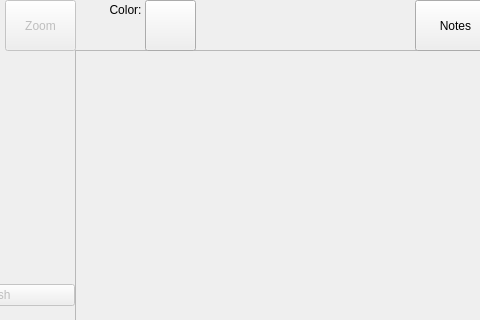
This is src/mainwindow.ui in robedpixel/SmartMonitor-Python as Qt 5 draws it before an edit; both pictures show x 85 to 565 and y 0 to 320 of the 800 by 600 pixel window. The edited form follows.
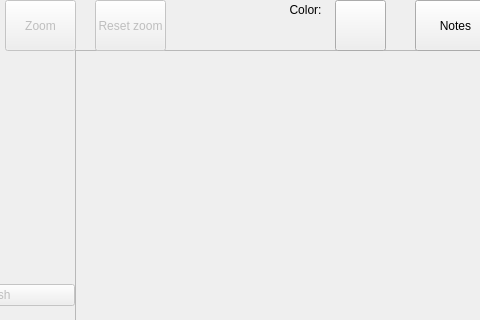
This is the edited form.

Commit message: added zoom function, has bugs

The edit to the form file:
```diff
--- a/src/mainwindow.ui
+++ b/src/mainwindow.ui
@@ -113,7 +113,7 @@
    <widget class="QLabel" name="label">
     <property name="geometry">
      <rect>
-      <x>190</x>
+      <x>370</x>
       <y>0</y>
       <width>41</width>
       <height>20</height>
@@ -129,7 +129,7 @@
    <widget class="QPushButton" name="brushcolorButton">
     <property name="geometry">
      <rect>
-      <x>230</x>
+      <x>420</x>
       <y>0</y>
       <width>51</width>
       <height>51</height>
@@ -168,6 +168,22 @@
      <string>Save File</string>
     </property>
    </widget>
+   <widget class="QPushButton" name="resetZoomButton">
+    <property name="enabled">
+     <bool>false</bool>
+    </property>
+    <property name="geometry">
+     <rect>
+      <x>180</x>
+      <y>0</y>
+      <width>71</width>
+      <height>51</height>
+     </rect>
+    </property>
+    <property name="text">
+     <string>Reset zoom</string>
+    </property>
+   </widget>
   </widget>
   <widget class="QMenuBar" name="menubar">
    <property name="geometry">
```
Left out of the diff: 3 changed lines with no effect on the pictures. The commit also changes 2 other files.
